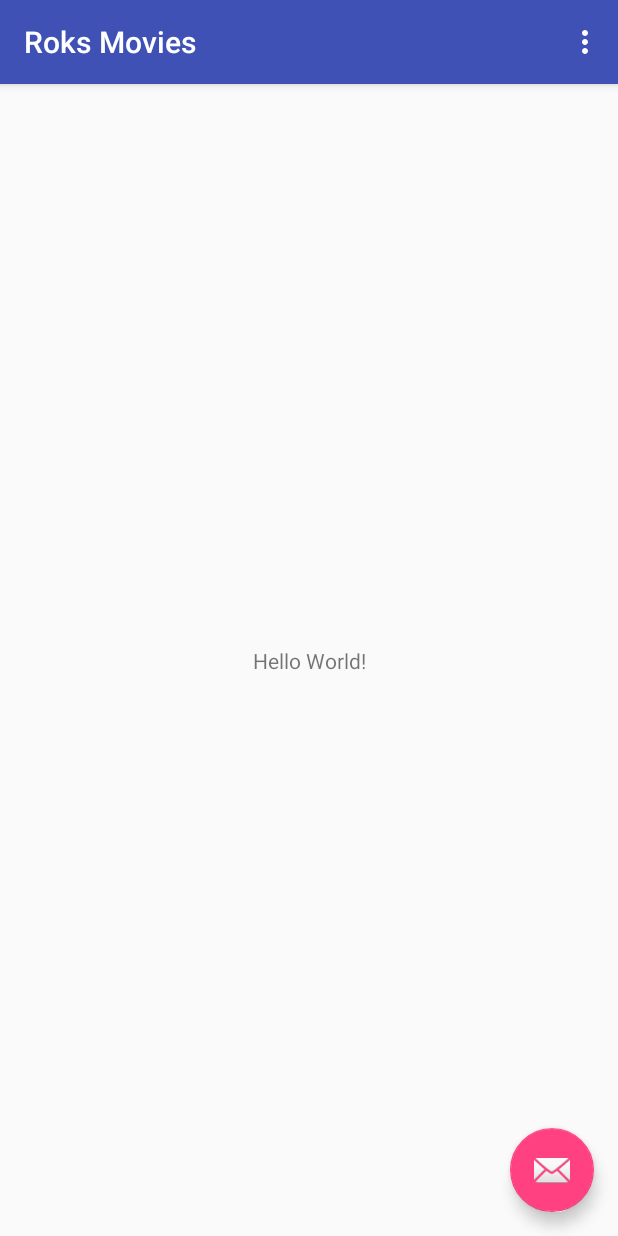
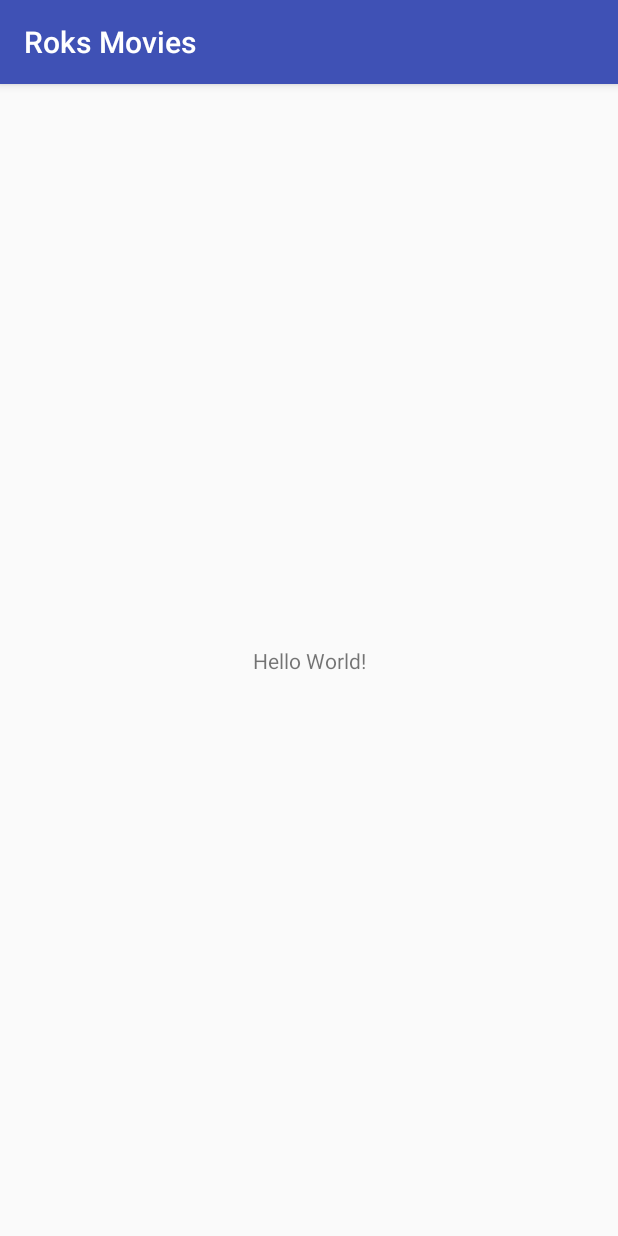
Before and after one commit to koncinar/roksmovies, an Android app: the screen it shows after launch (MainActivity), on a phone screen of 412 x 824 dp. Run offline under Robolectric (Android 15) with nearby library versions, the phone set to English and light mode, and no system bars.

Commit message:
Removing unneeded FAB and Menu, code cleanup

```diff
--- a/app/src/main/java/rocks/koncina/roksmovies/MainActivity.kt
+++ b/app/src/main/java/rocks/koncina/roksmovies/MainActivity.kt
@@ -1,11 +1,7 @@
 package rocks.koncina.roksmovies
 
 import android.os.Bundle
-import android.support.design.widget.Snackbar
 import android.support.v7.app.AppCompatActivity
-import android.view.Menu
-import android.view.MenuItem
-
 import kotlinx.android.synthetic.main.activity_main.*
 
 class MainActivity : AppCompatActivity() {
@@ -14,26 +10,5 @@ class MainActivity : AppCompatActivity() {
         super.onCreate(savedInstanceState)
         setContentView(R.layout.activity_main)
         setSupportActionBar(toolbar)
-
-        fab.setOnClickListener { view ->
-            Snackbar.make(view, "Replace with your own action", Snackbar.LENGTH_LONG)
-                    .setAction("Action", null).show()
-        }
-    }
-
-    override fun onCreateOptionsMenu(menu: Menu): Boolean {
-        // Inflate the menu; this adds items to the action bar if it is present.
-        menuInflater.inflate(R.menu.menu_main, menu)
-        return true
-    }
-
-    override fun onOptionsItemSelected(item: MenuItem): Boolean {
-        // Handle action bar item clicks here. The action bar will
-        // automatically handle clicks on the Home/Up button, so long
-        // as you specify a parent activity in AndroidManifest.xml.
-        return when (item.itemId) {
-            R.id.action_settings -> true
-            else -> super.onOptionsItemSelected(item)
-        }
     }
 }
--- a/app/src/main/res/layout/activity_main.xml
+++ b/app/src/main/res/layout/activity_main.xml
@@ -7,8 +7,8 @@
     tools:context=".MainActivity">
 
     <android.support.design.widget.AppBarLayout
+        android:layout_width="match_parent"
         android:layout_height="wrap_content"
-        android:layout_width="match_parent"
         android:theme="@style/AppTheme.AppBarOverlay">
 
         <android.support.v7.widget.Toolbar
@@ -22,12 +22,4 @@
 
     <include layout="@layout/content_main" />
 
-    <android.support.design.widget.FloatingActionButton
-        android:id="@+id/fab"
-        android:layout_width="wrap_content"
-        android:layout_height="wrap_content"
-        android:layout_gravity="bottom|end"
-        android:layout_margin="@dimen/fab_margin"
-        app:srcCompat="@android:drawable/ic_dialog_email" />
-
 </android.support.design.widget.CoordinatorLayout>
--- a/app/src/main/res/menu/menu_main.xml
+++ /dev/null
@@ -1,10 +0,0 @@
-<menu xmlns:android="http://schemas.android.com/apk/res/android"
-    xmlns:app="http://schemas.android.com/apk/res-auto"
-    xmlns:tools="http://schemas.android.com/tools"
-    tools:context="rocks.koncina.roksmovies.MainActivity">
-    <item
-        android:id="@+id/action_settings"
-        android:title="@string/action_settings"
-        android:orderInCategory="100"
-        app:showAsAction="never" />
-</menu>
--- a/app/src/main/res/values/strings.xml
+++ b/app/src/main/res/values/strings.xml
@@ -1,4 +1,3 @@
 <resources>
     <string name="app_name">Roks Movies</string>
-    <string name="action_settings">Settings</string>
 </resources>
```
